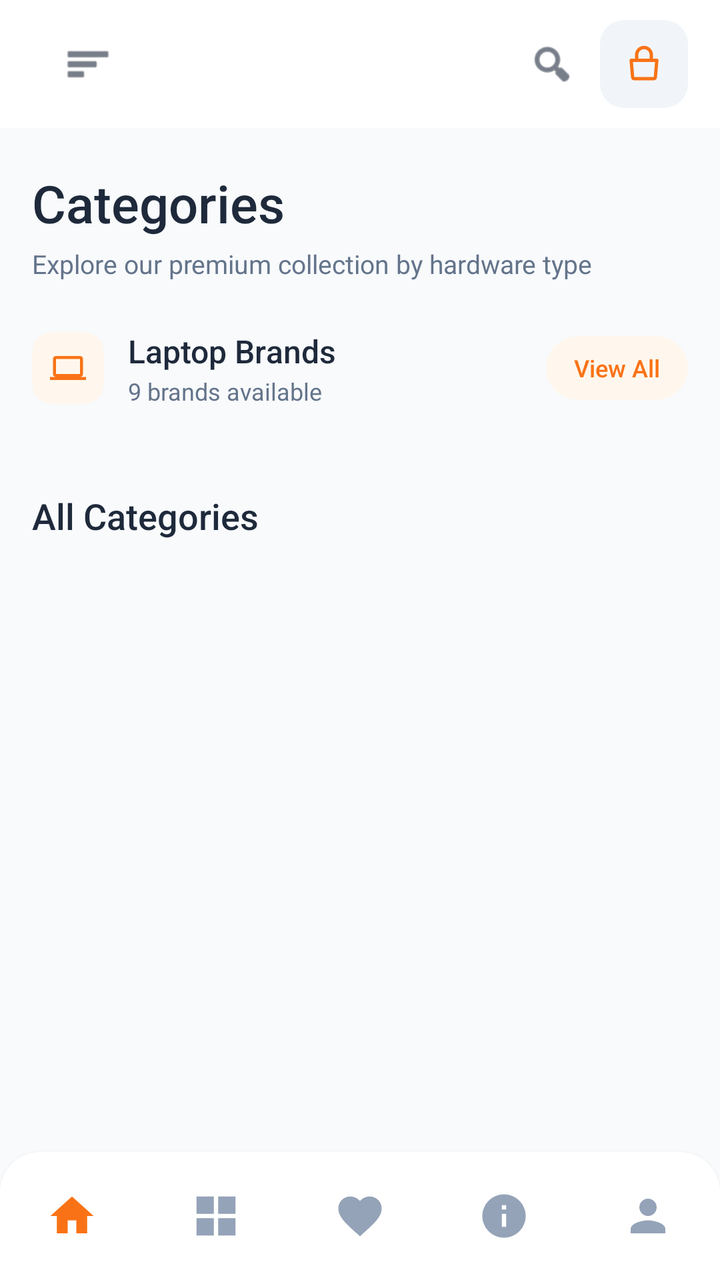
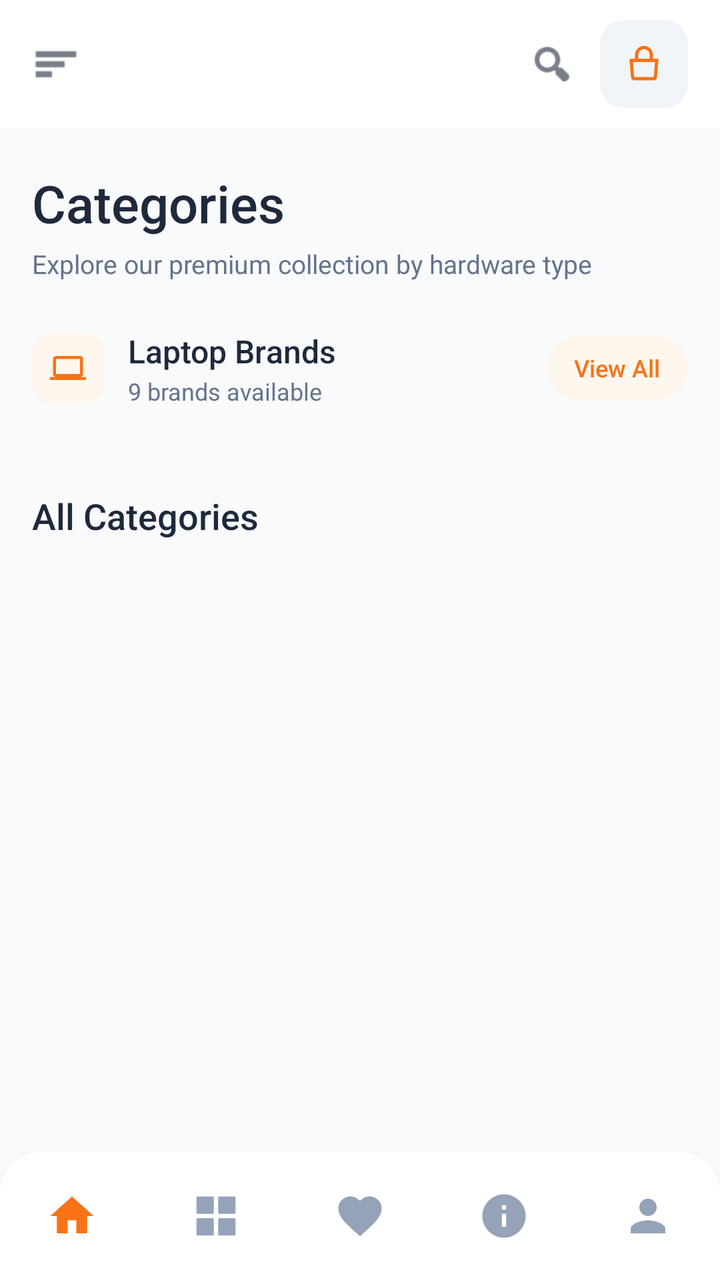

Screens rendered from an Android XML layout before and after an edit, with the pre-edit source and the edit as a unified diff.
<!-- AndroidManifest.xml: application theme Theme.BeckieDealApp -->
<!-- res/layout/activity_categories.xml -->
<?xml version="1.0" encoding="utf-8"?>
<androidx.drawerlayout.widget.DrawerLayout
    xmlns:android="http://schemas.android.com/apk/res/android"
    xmlns:app="http://schemas.android.com/apk/res-auto"
    xmlns:tools="http://schemas.android.com/tools"
    android:id="@+id/drawerLayout"
    android:layout_width="match_parent"
    android:layout_height="match_parent"
    android:fitsSystemWindows="true"
    tools:context=".CategoriesActivity">

<androidx.constraintlayout.widget.ConstraintLayout
    android:layout_width="match_parent"
    android:layout_height="match_parent"
    android:background="@color/background">

    
    <com.google.android.material.appbar.MaterialToolbar
        android:id="@+id/topAppBar"
        android:layout_width="match_parent"
        android:layout_height="64dp"
        android:background="@color/surface"
        app:elevation="0dp"
        app:layout_constraintTop_toTopOf="parent">
        <RelativeLayout
            android:layout_width="match_parent"
            android:layout_height="match_parent"
            android:paddingHorizontal="16dp">
            <ImageView
                android:id="@+id/menuIcon"
                android:layout_width="24dp"
                android:layout_height="24dp"
                android:layout_alignParentStart="true"
                android:layout_centerVertical="true"
                android:src="@android:drawable/ic_menu_sort_by_size"
                app:tint="@color/text_primary" />
            <ImageView
                android:id="@+id/logoImage"
                android:layout_width="120dp"
                android:layout_height="40dp"
                android:layout_centerInParent="true"
                android:scaleType="fitCenter"
                android:src="@mipmap/ic_launcher" />
            <ImageView
                android:id="@+id/searchIcon"
                android:layout_width="24dp"
                android:layout_height="24dp"
                android:layout_toStartOf="@+id/cartContainer"
                android:layout_centerVertical="true"
                android:layout_marginEnd="12dp"
                android:src="@android:drawable/ic_menu_search"
                app:tint="@color/text_primary" />
            <RelativeLayout
                android:id="@+id/cartContainer"
                android:layout_width="44dp"
                android:layout_height="44dp"
                android:layout_alignParentEnd="true"
                android:layout_centerVertical="true"
                android:background="@drawable/form_field_background">

                <ImageView
                    android:id="@+id/cartIcon"
                    android:layout_width="22dp"
                    android:layout_height="22dp"
                    android:layout_centerInParent="true"
                    android:src="@drawable/ic_shopping_bag"
                    app:tint="@color/primary" />

                <TextView
                    android:id="@+id/cartBadge"
                    android:layout_width="18dp"
                    android:layout_height="18dp"
                    android:layout_alignParentEnd="true"
                    android:layout_alignParentTop="true"
                    android:background="@drawable/badge_pill"
                    android:backgroundTint="@color/red_error"
                    android:gravity="center"
                    android:text="0"
                    android:textColor="@color/white_fixed"
                    android:textSize="9sp"
                    android:textStyle="bold"
                    android:visibility="gone" />

            </RelativeLayout>
        </RelativeLayout>
    </com.google.android.material.appbar.MaterialToolbar>

    
    <androidx.core.widget.NestedScrollView
        android:layout_width="match_parent"
        android:layout_height="0dp"
        android:fillViewport="true"
        app:layout_constraintTop_toBottomOf="@id/topAppBar"
        app:layout_constraintBottom_toTopOf="@id/bottomNavGlassHost">

        <LinearLayout
            android:layout_width="match_parent"
            android:layout_height="wrap_content"
            android:orientation="vertical"
            android:paddingHorizontal="16dp"
            android:paddingTop="20dp"
            android:paddingBottom="16dp">

            
            <TextView
                android:layout_width="wrap_content"
                android:layout_height="wrap_content"
                android:text="Categories"
                android:textColor="@color/text_primary"
                android:textSize="26sp"
                android:fontFamily="sans-serif-medium" />
            <TextView
                android:layout_width="wrap_content"
                android:layout_height="wrap_content"
                android:layout_marginTop="4dp"
                android:text="Explore our premium collection by hardware type"
                android:textColor="@color/text_secondary"
                android:textSize="13sp" />

            
            <LinearLayout
                android:layout_width="match_parent"
                android:layout_height="wrap_content"
                android:orientation="vertical"
                android:layout_marginTop="24dp">

                
                <LinearLayout
                    android:layout_width="match_parent"
                    android:layout_height="wrap_content"
                    android:gravity="center_vertical"
                    android:orientation="horizontal"
                    android:paddingBottom="14dp">

                    <com.google.android.material.card.MaterialCardView
                        android:layout_width="36dp"
                        android:layout_height="36dp"
                        app:cardCornerRadius="10dp"
                        app:cardElevation="0dp"
                        app:cardBackgroundColor="@color/badge_bg"
                        app:strokeWidth="0dp">

                        <ImageView
                            android:layout_width="18dp"
                            android:layout_height="18dp"
                            android:layout_gravity="center"
                            android:src="@drawable/ic_cat_laptops"
                            app:tint="@color/primary" />

                    </com.google.android.material.card.MaterialCardView>

                    <LinearLayout
                        android:layout_width="0dp"
                        android:layout_height="wrap_content"
                        android:layout_weight="1"
                        android:layout_marginStart="12dp"
                        android:orientation="vertical">

                        <TextView
                            android:layout_width="wrap_content"
                            android:layout_height="wrap_content"
                            android:text="Laptop Brands"
                            android:textColor="@color/text_primary"
                            android:textSize="16sp"
                            android:fontFamily="sans-serif-medium" />

                        <TextView
                            android:layout_width="wrap_content"
                            android:layout_height="wrap_content"
                            android:layout_marginTop="1dp"
                            android:text="9 brands available"
                            android:textColor="@color/text_secondary"
                            android:textSize="12sp" />

                    </LinearLayout>

                    <com.google.android.material.card.MaterialCardView
                        android:id="@+id/viewAllBrands"
                        android:layout_width="wrap_content"
                        android:layout_height="32dp"
                        app:cardCornerRadius="16dp"
                        app:cardElevation="0dp"
                        app:cardBackgroundColor="@color/badge_bg"
                        app:strokeWidth="0dp"
                        android:clickable="true"
                        android:focusable="true"
                        android:foreground="?android:attr/selectableItemBackground">

                        <TextView
                            android:layout_width="wrap_content"
                            android:layout_height="match_parent"
                            android:gravity="center"
                            android:paddingHorizontal="14dp"
                            android:text="View All"
                            android:textColor="@color/primary"
                            android:textSize="12sp"
                            android:fontFamily="sans-serif-medium" />

                    </com.google.android.material.card.MaterialCardView>

                </LinearLayout>

                
                <GridLayout
                    android:id="@+id/laptopBrandsGrid"
                    android:layout_width="match_parent"
                    android:layout_height="wrap_content"
                    android:columnCount="3" />

            </LinearLayout>

            
            <TextView
                android:layout_width="wrap_content"
                android:layout_height="wrap_content"
                android:layout_marginTop="28dp"
                android:text="All Categories"
                android:textColor="@color/text_primary"
                android:textSize="18sp"
                android:fontFamily="sans-serif-medium" />

            <GridLayout
                android:id="@+id/allCategoriesGrid"
                android:layout_width="match_parent"
                android:layout_height="wrap_content"
                android:layout_marginTop="12dp"
                android:columnCount="2" />

        </LinearLayout>
    </androidx.core.widget.NestedScrollView>

    
    <include layout="@layout/layout_bottom_nav" />

</androidx.constraintlayout.widget.ConstraintLayout>

<include layout="@layout/layout_drawer" />

</androidx.drawerlayout.widget.DrawerLayout>
<!-- res/layout/layout_bottom_nav.xml (included above) -->
<?xml version="1.0" encoding="utf-8"?>
<FrameLayout
    xmlns:android="http://schemas.android.com/apk/res/android"
    xmlns:app="http://schemas.android.com/apk/res-auto"
    android:id="@+id/bottomNavGlassHost"
    android:layout_width="0dp"
    android:layout_height="wrap_content"
    android:layout_marginStart="@dimen/bottom_nav_side_margin"
    android:layout_marginEnd="@dimen/bottom_nav_side_margin"
    android:layout_marginBottom="@dimen/bottom_nav_bottom_margin"
    android:background="@drawable/bottom_nav_glass_bg"
    android:clipToOutline="true"
    android:elevation="4dp"
    app:layout_constraintBottom_toBottomOf="parent"
    app:layout_constraintStart_toStartOf="parent"
    app:layout_constraintEnd_toEndOf="parent">

    <com.google.android.material.bottomnavigation.BottomNavigationView
        android:id="@+id/bottomNavigation"
        android:layout_width="match_parent"
        android:layout_height="64dp"
        android:background="@android:color/transparent"
        app:backgroundTint="@android:color/transparent"
        app:elevation="0dp"
        app:labelVisibilityMode="unlabeled"
        app:itemIconSize="26dp"
        app:itemRippleColor="@color/nav_indicator_fill"
        app:itemActiveIndicatorStyle="@style/Widget.App.BottomNav.ActiveIndicator"
        app:itemTextColor="@color/bottom_nav_color"
        app:itemIconTint="@color/bottom_nav_color"
        app:menu="@menu/bottom_nav_menu" />

</FrameLayout>
<!-- res/layout/layout_drawer.xml (included above) -->
<?xml version="1.0" encoding="utf-8"?>
<LinearLayout
    xmlns:android="http://schemas.android.com/apk/res/android"
    xmlns:app="http://schemas.android.com/apk/res-auto"
    android:id="@+id/drawerPanel"
    android:layout_width="300dp"
    android:layout_height="match_parent"
    android:layout_gravity="start"
    android:background="@color/surface"
    android:orientation="vertical"
    android:fitsSystemWindows="true">

    
    <LinearLayout
        android:layout_width="match_parent"
        android:layout_height="wrap_content"
        android:background="@drawable/hero_gradient"
        android:orientation="vertical"
        android:paddingStart="20dp"
        android:paddingEnd="20dp"
        android:paddingTop="48dp"
        android:paddingBottom="24dp">

        
        <LinearLayout
            android:layout_width="60dp"
            android:layout_height="60dp"
            android:background="@drawable/about_icon_circle_bg"
            android:gravity="center">
            <ImageView
                android:id="@+id/drawerAvatar"
                android:layout_width="32dp"
                android:layout_height="32dp"
                android:src="@drawable/ic_person"
                android:contentDescription="User avatar"
                app:tint="@color/white_fixed" />
        </LinearLayout>

        <TextView
            android:id="@+id/drawerUserName"
            android:layout_width="wrap_content"
            android:layout_height="wrap_content"
            android:layout_marginTop="10dp"
            android:text="Guest User"
            android:textColor="@color/white_fixed"
            android:textSize="17sp"
            android:textStyle="bold" />

        <TextView
            android:id="@+id/drawerUserEmail"
            android:layout_width="wrap_content"
            android:layout_height="wrap_content"
            android:layout_marginTop="2dp"
            android:text="Sign in to your account"
            android:textColor="#CCFFFFFF"
            android:textSize="12sp" />

    </LinearLayout>

    
    <ScrollView
        android:layout_width="match_parent"
        android:layout_height="0dp"
        android:layout_weight="1"
        android:scrollbars="none"
        android:paddingTop="8dp"
        android:paddingBottom="8dp">

        <LinearLayout
            android:layout_width="match_parent"
            android:layout_height="wrap_content"
            android:orientation="vertical"
            android:paddingHorizontal="12dp">

            
            <LinearLayout
                android:id="@+id/drawerHome"
                android:layout_width="match_parent"
                android:layout_height="52dp"
                android:background="@drawable/drawer_item_bg"
                android:clickable="true"
                android:focusable="true"
                android:gravity="center_vertical"
                android:orientation="horizontal"
                android:paddingHorizontal="12dp">
                <ImageView
                    android:layout_width="22dp"
                    android:layout_height="22dp"
                    android:src="@drawable/ic_home"
                    android:contentDescription="Home"
                    app:tint="@color/primary" />
                <TextView
                    android:layout_width="0dp"
                    android:layout_height="wrap_content"
                    android:layout_weight="1"
                    android:layout_marginStart="14dp"
                    android:text="Home"
                    android:textColor="@color/text_primary"
                    android:textSize="15sp" />
            </LinearLayout>

            
            <LinearLayout
                android:id="@+id/drawerCategories"
                android:layout_width="match_parent"
                android:layout_height="52dp"
                android:background="@drawable/drawer_item_bg"
                android:clickable="true"
                android:focusable="true"
                android:gravity="center_vertical"
                android:orientation="horizontal"
                android:paddingHorizontal="12dp">
                <ImageView
                    android:layout_width="22dp"
                    android:layout_height="22dp"
                    android:src="@drawable/ic_category"
                    android:contentDescription="Categories"
                    app:tint="@color/primary" />
                <TextView
                    android:layout_width="0dp"
                    android:layout_height="wrap_content"
                    android:layout_weight="1"
                    android:layout_marginStart="14dp"
                    android:text="Categories"
                    android:textColor="@color/text_primary"
                    android:textSize="15sp" />
            </LinearLayout>

            
            <LinearLayout
                android:id="@+id/drawerOrders"
                android:layout_width="match_parent"
                android:layout_height="52dp"
                android:background="@drawable/drawer_item_bg"
                android:clickable="true"
                android:focusable="true"
                android:gravity="center_vertical"
                android:orientation="horizontal"
                android:paddingHorizontal="12dp">
                <ImageView
                    android:layout_width="22dp"
                    android:layout_height="22dp"
                    android:src="@drawable/ic_orders"
                    android:contentDescription="My Orders"
                    app:tint="@color/primary" />
                <TextView
                    android:layout_width="0dp"
                    android:layout_height="wrap_content"
                    android:layout_weight="1"
                    android:layout_marginStart="14dp"
                    android:text="My Orders"
                    android:textColor="@color/text_primary"
                    android:textSize="15sp" />
            </LinearLayout>

            
            <LinearLayout
                android:id="@+id/drawerFavorites"
                android:layout_width="match_parent"
                android:layout_height="52dp"
                android:background="@drawable/drawer_item_bg"
                android:clickable="true"
                android:focusable="true"
                android:gravity="center_vertical"
                android:orientation="horizontal"
                android:paddingHorizontal="12dp">
                <ImageView
                    android:layout_width="22dp"
                    android:layout_height="22dp"
                    android:src="@drawable/ic_favorite"
                    android:contentDescription="Favorites"
                    app:tint="@color/primary" />
                <TextView
                    android:layout_width="0dp"
                    android:layout_height="wrap_content"
                    android:layout_weight="1"
                    android:layout_marginStart="14dp"
                    android:text="Favorites"
                    android:textColor="@color/text_primary"
                    android:textSize="15sp" />
                
                <TextView
                    android:id="@+id/drawerFavBadge"
                    android:layout_width="22dp"
                    android:layout_height="22dp"
                    android:background="@drawable/badge_pill"
                    android:backgroundTint="@color/red_error"
                    android:gravity="center"
                    android:text="0"
                    android:textColor="@color/white_fixed"
                    android:textSize="10sp"
                    android:textStyle="bold"
                    android:visibility="gone" />
            </LinearLayout>

            
            <View
                android:layout_width="match_parent"
                android:layout_height="1dp"
                android:layout_marginVertical="8dp"
                android:background="@color/border_color" />

            
            <LinearLayout
                android:id="@+id/drawerNotifications"
                android:layout_width="match_parent"
                android:layout_height="52dp"
                android:background="@drawable/drawer_item_bg"
                android:clickable="true"
                android:focusable="true"
                android:gravity="center_vertical"
                android:orientation="horizontal"
                android:paddingHorizontal="12dp">
                <ImageView
                    android:layout_width="22dp"
                    android:layout_height="22dp"
                    android:src="@drawable/ic_notifications"
                    android:contentDescription="Notifications"
                    app:tint="@color/text_secondary" />
                <TextView
                    android:layout_width="0dp"
                    android:layout_height="wrap_content"
                    android:layout_weight="1"
                    android:layout_marginStart="14dp"
                    android:text="Notifications"
                    android:textColor="@color/text_primary"
                    android:textSize="15sp" />
            </LinearLayout>

            
            <LinearLayout
                android:id="@+id/drawerDarkMode"
                android:layout_width="match_parent"
                android:layout_height="52dp"
                android:background="@drawable/drawer_item_bg"
                android:clickable="true"
                android:focusable="true"
                android:gravity="center_vertical"
                android:orientation="horizontal"
                android:paddingHorizontal="12dp">
                <ImageView
                    android:layout_width="22dp"
                    android:layout_height="22dp"
                    android:src="@drawable/ic_dark_mode"
                    android:contentDescription="Dark Mode"
                    app:tint="@color/text_secondary" />
                <TextView
                    android:layout_width="0dp"
                    android:layout_height="wrap_content"
                    android:layout_weight="1"
                    android:layout_marginStart="14dp"
                    android:text="Dark Mode"
                    android:textColor="@color/text_primary"
                    android:textSize="15sp" />
                <com.google.android.material.materialswitch.MaterialSwitch
                    android:id="@+id/drawerDarkModeSwitch"
                    android:layout_width="wrap_content"
                    android:layout_height="wrap_content"
                    android:checked="false" />
            </LinearLayout>

            
            <LinearLayout
                android:id="@+id/drawerLanguage"
                android:layout_width="match_parent"
                android:layout_height="52dp"
                android:background="@drawable/drawer_item_bg"
                android:clickable="true"
                android:focusable="true"
                android:gravity="center_vertical"
                android:orientation="horizontal"
                android:paddingHorizontal="12dp">
                <ImageView
                    android:layout_width="22dp"
                    android:layout_height="22dp"
                    android:src="@drawable/ic_language"
                    android:contentDescription="Language"
                    app:tint="@color/text_secondary" />
                <TextView
                    android:layout_width="0dp"
                    android:layout_height="wrap_content"
                    android:layout_weight="1"
                    android:layout_marginStart="14dp"
                    android:text="Language"
                    android:textColor="@color/text_primary"
                    android:textSize="15sp" />
                <TextView
                    android:id="@+id/drawerLanguageValue"
                    android:layout_width="wrap_content"
                    android:layout_height="wrap_content"
                    android:text="English"
                    android:textColor="@color/text_secondary"
                    android:textSize="13sp" />
            </LinearLayout>

            
            <View
                android:layout_width="match_parent"
                android:layout_height="1dp"
                android:layout_marginVertical="8dp"
                android:background="@color/border_color" />

            
            <LinearLayout
                android:id="@+id/drawerAbout"
                android:layout_width="match_parent"
                android:layout_height="52dp"
                android:background="@drawable/drawer_item_bg"
                android:clickable="true"
                android:focusable="true"
                android:gravity="center_vertical"
                android:orientation="horizontal"
                android:paddingHorizontal="12dp">
                <ImageView
                    android:layout_width="22dp"
                    android:layout_height="22dp"
                    android:src="@drawable/ic_info"
                    android:contentDescription="About Us"
                    app:tint="@color/text_secondary" />
                <TextView
                    android:layout_width="0dp"
                    android:layout_height="wrap_content"
                    android:layout_weight="1"
                    android:layout_marginStart="14dp"
                    android:text="About Us"
                    android:textColor="@color/text_primary"
                    android:textSize="15sp" />
            </LinearLayout>

            
            <LinearLayout
                android:id="@+id/drawerLogin"
                android:layout_width="match_parent"
                android:layout_height="52dp"
                android:background="@drawable/drawer_item_bg"
                android:clickable="true"
                android:focusable="true"
                android:gravity="center_vertical"
                android:orientation="horizontal"
                android:paddingHorizontal="12dp">
                <ImageView
                    android:id="@+id/drawerLoginIcon"
                    android:layout_width="22dp"
                    android:layout_height="22dp"
                    android:src="@drawable/ic_account"
                    android:contentDescription="Login"
                    app:tint="@color/text_secondary" />
                <TextView
                    android:id="@+id/drawerLoginLabel"
                    android:layout_width="0dp"
                    android:layout_height="wrap_content"
                    android:layout_weight="1"
                    android:layout_marginStart="14dp"
                    android:text="Login / Register"
                    android:textColor="@color/text_primary"
                    android:textSize="15sp" />
            </LinearLayout>

        </LinearLayout>
    </ScrollView>

    
    <TextView
        android:layout_width="match_parent"
        android:layout_height="40dp"
        android:gravity="center"
        android:text="TechStore v1.0"
        android:textColor="@color/text_muted"
        android:textSize="11sp" />

</LinearLayout>
<!-- resources referenced by this layout -->
<resources>
  <color name="background">#F8FAFC</color>
  <color name="badge_bg">#FFF7ED</color>
  <color name="border_color">#E2E8F0</color>
  <color name="nav_indicator_fill">#FFF1EB</color>
  <color name="primary">#F97316</color>
  <color name="red_error">#EF4444</color>
  <color name="surface">#FFFFFF</color>
  <color name="text_muted">#94A3B8</color>
  <color name="text_primary">#1E293B</color>
  <color name="text_secondary">#64748B</color>
  <color name="white_fixed">#FFFFFF</color>
  <dimen name="bottom_nav_bottom_margin">0dp</dimen>
  <dimen name="bottom_nav_side_margin">0dp</dimen>
  <!-- drawable about_icon_circle_bg (drawable) -->
  <?xml version="1.0" encoding="utf-8"?>
  <shape xmlns:android="http://schemas.android.com/apk/res/android"
      android:shape="oval">
      <solid android:color="@color/primary" />
  </shape>
  <!-- drawable badge_pill (drawable) -->
  <?xml version="1.0" encoding="utf-8"?>
  <shape xmlns:android="http://schemas.android.com/apk/res/android">
      <solid android:color="#33FFFFFF" />
      <corners android:radius="4dp" />
  </shape>
  <!-- drawable bottom_nav_glass_bg (drawable) -->
  <?xml version="1.0" encoding="utf-8"?>
  <shape xmlns:android="http://schemas.android.com/apk/res/android"
      android:shape="rectangle">
      <solid android:color="@color/nav_surface" />
      <corners
          android:topLeftRadius="20dp"
          android:topRightRadius="20dp"
          android:bottomLeftRadius="0dp"
          android:bottomRightRadius="0dp" />
  </shape>
  <!-- drawable form_field_background (drawable) -->
  <?xml version="1.0" encoding="utf-8"?>
  <shape xmlns:android="http://schemas.android.com/apk/res/android">
      <solid android:color="@color/input_background" />
      <corners android:radius="12dp" />
  </shape>
  <!-- drawable hero_gradient (drawable) -->
  <?xml version="1.0" encoding="utf-8"?>
  <shape xmlns:android="http://schemas.android.com/apk/res/android">
      <gradient
          android:angle="135"
          android:startColor="#F59E0B"
          android:endColor="#F97316"
          android:type="linear" />
  </shape>
  <!-- drawable ic_home (drawable) -->
  <vector xmlns:android="http://schemas.android.com/apk/res/android"
      android:width="24dp"
      android:height="24dp"
      android:viewportWidth="24"
      android:viewportHeight="24">
      <path
          android:fillColor="@android:color/white"
          android:pathData="M10,20v-6h4v6h5v-8h3L12,3 2,12h3v8z" />
  </vector>
  <!-- mipmap ic_launcher (mipmap-anydpi-v26) -->
  <?xml version="1.0" encoding="utf-8"?>
  <adaptive-icon xmlns:android="http://schemas.android.com/apk/res/android">
      <background android:drawable="@color/ic_launcher_background"/>
      <foreground android:drawable="@mipmap/ic_launcher_foreground"/>
  </adaptive-icon>
  <style name="Widget.App.BottomNav.ActiveIndicator" parent="Widget.Material3.BottomNavigationView.ActiveIndicator">
          <item name="android:color">@color/nav_indicator_fill</item>
          <item name="android:width">52dp</item>
          <item name="android:height">40dp</item>
          <item name="shapeAppearance">@style/ShapeAppearance.App.BottomNav.ActiveIndicator</item>
      </style>
  <style name="Theme.BeckieDealApp" parent="Base.Theme.BeckieDealApp" />
  <color name="nav_surface">#FFFFFF</color>
  <color name="input_background">#F1F5F9</color>
  <color name="ic_launcher_background">#FFFFFF</color>
  <style name="ShapeAppearance.App.BottomNav.ActiveIndicator" parent="">
          <item name="cornerFamily">rounded</item>
          <item name="cornerSize">50%</item>
      </style>
  <color name="on_primary">#FFFFFF</color>
  <color name="primary_container">#F97316</color>
  <color name="on_primary_container">#582200</color>
  <color name="on_surface">#251913</color>
  <!-- unchanged entries left out for length: 14 -->
</resources>

<!-- the commit's change to res/layout/activity_categories.xml (unified diff, before → after) -->
@@ -18,9 +18,10 @@
     <com.google.android.material.appbar.MaterialToolbar
         android:id="@+id/topAppBar"
         android:layout_width="match_parent"
-        android:layout_height="64dp"
+        android:layout_height="@dimen/toolbar_height"
         android:background="@color/surface"
-        app:elevation="0dp"
+        android:elevation="0dp"
+        app:contentInsetStart="0dp"
         app:layout_constraintTop_toTopOf="parent">
         <RelativeLayout
             android:layout_width="match_parent"
<!-- resource entries referenced after the edit -->
@@ -13,6 +13,7 @@
   <color name="white_fixed">#FFFFFF</color>
   <dimen name="bottom_nav_bottom_margin">0dp</dimen>
   <dimen name="bottom_nav_side_margin">0dp</dimen>
+  <dimen name="toolbar_height">64dp</dimen>
   <!-- drawable about_icon_circle_bg (drawable) -->
   <?xml version="1.0" encoding="utf-8"?>
   <shape xmlns:android="http://schemas.android.com/apk/res/android"
